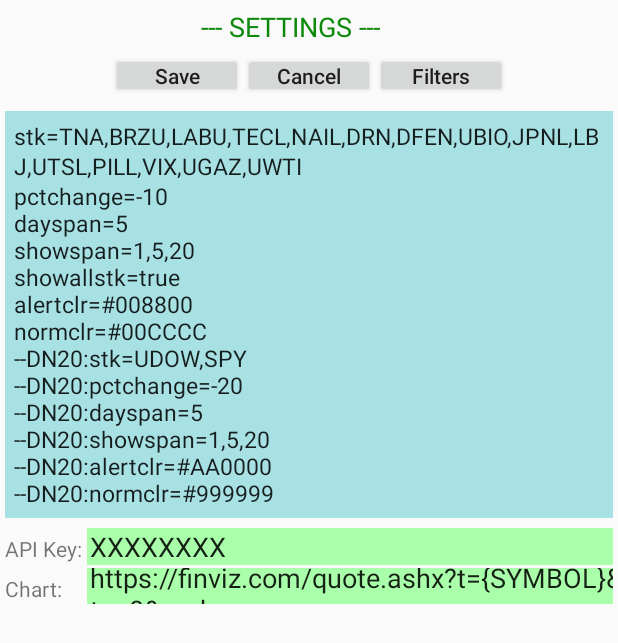
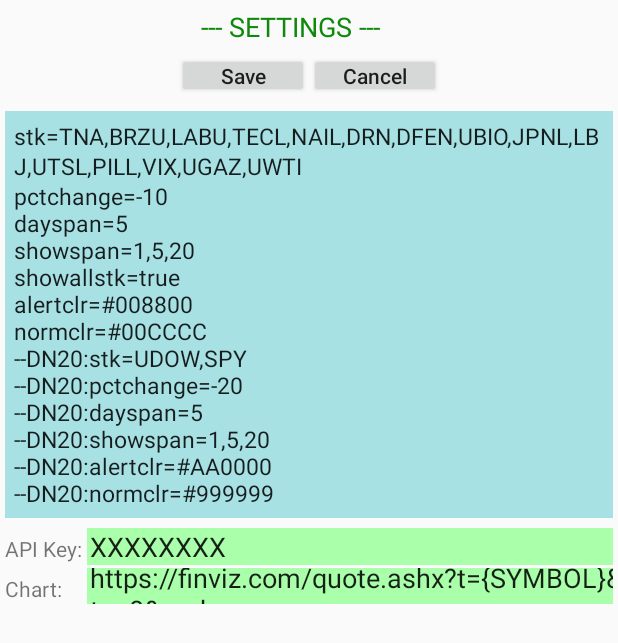
Before and after one commit to mjwaddell1/Android, an Android app: the SettingsActivity screen opened directly, with no data from a screen before it, on a phone screen of 412 x 824 dp. Shown: the top 643 px of the screen. Run offline under Robolectric (Android 15) with nearby library versions, the phone set to English and light mode, and no system bars.

Commit message:
Remove Filter button

```diff
--- a/TrendScan/app/src/main/res/layout/activity_settings.xml
+++ b/TrendScan/app/src/main/res/layout/activity_settings.xml
@@ -41,7 +41,6 @@
                   android:padding="0dp"
                   android:id="@+id/linStg">
 
-
         <Button android:layout_width="wrap_content"
                 android:id="@+id/btnSave"
                 android:layout_height="30dp"
@@ -54,12 +53,7 @@
                 android:padding="0dp"
                 android:textAllCaps="false"
                 android:text="Cancel"/>
-        <Button android:layout_width="wrap_content"
-                android:id="@+id/btnShowFilters"
-                android:layout_height="30dp"
-                android:padding="0dp"
-                android:textAllCaps="false"
-                android:text="Filters"/>
+
     </LinearLayout>
 
             <EditText
```
Also changed, not shown: 1 other file.
